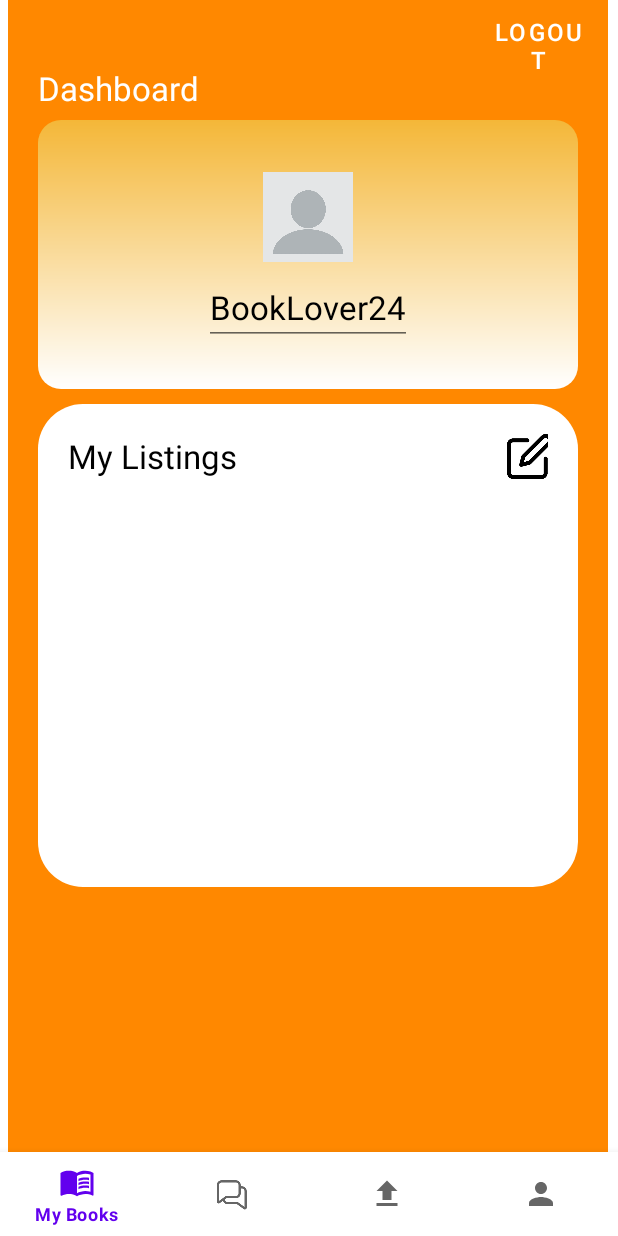
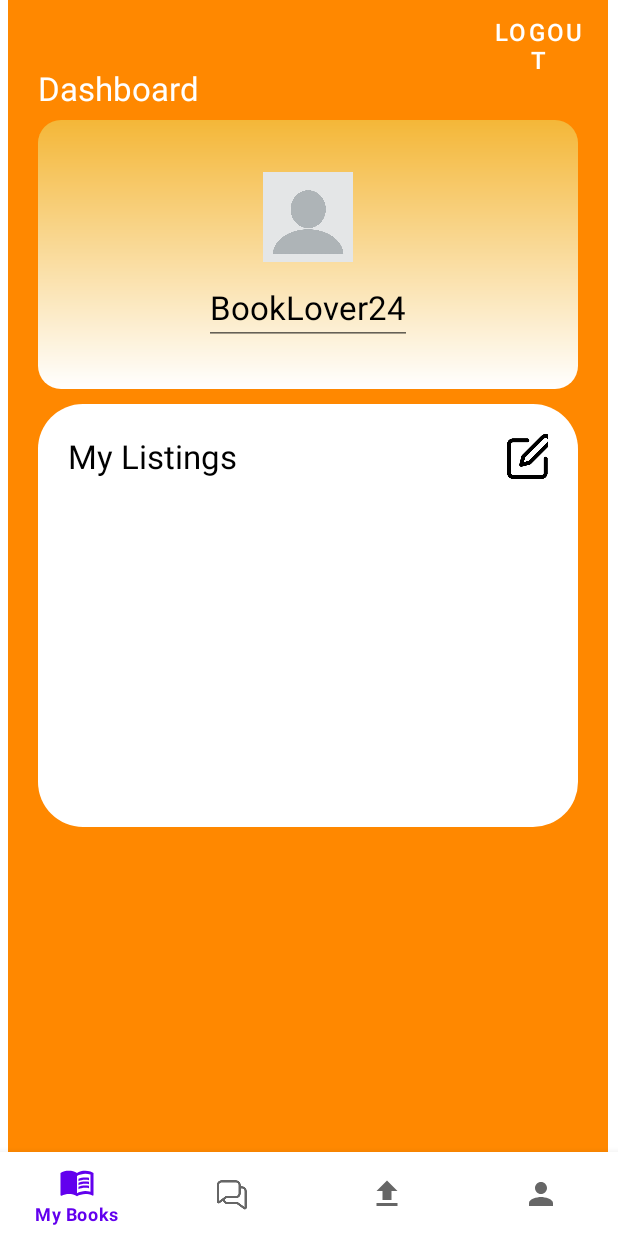
Before and after one commit to TheNuc1ear/Book4Book, an Android app: the fragment profile_fragment placed in its activity, on a phone screen of 412 x 824 dp. Run offline under Robolectric (Android 15) with nearby library versions, the phone set to English and light mode, and no system bars; our stand-ins replace Firebase (no records; nobody signed in at launch, a user with empty details on screens opened directly), navigation-ui; pictures from the network do not load.

Commit message:
adjusted fragment size

```diff
--- a/app/src/main/res/layout/fragment_profile_fragment.xml
+++ b/app/src/main/res/layout/fragment_profile_fragment.xml
@@ -97,7 +97,7 @@
 
         <LinearLayout
             android:layout_width="match_parent"
-            android:layout_height="322dp"
+            android:layout_height="282dp"
             android:layout_marginTop="10dp"
             android:background="@drawable/circular_grey_bordersolid"
             android:orientation="vertical"
@@ -134,7 +134,7 @@
                 android:id="@+id/recyclerView"
                 android:layout_width="match_parent"
                 android:layout_height="wrap_content"
-                android:scrollbars="vertical"/>
+                android:scrollbars="vertical" />
 
         </LinearLayout>
 
```
